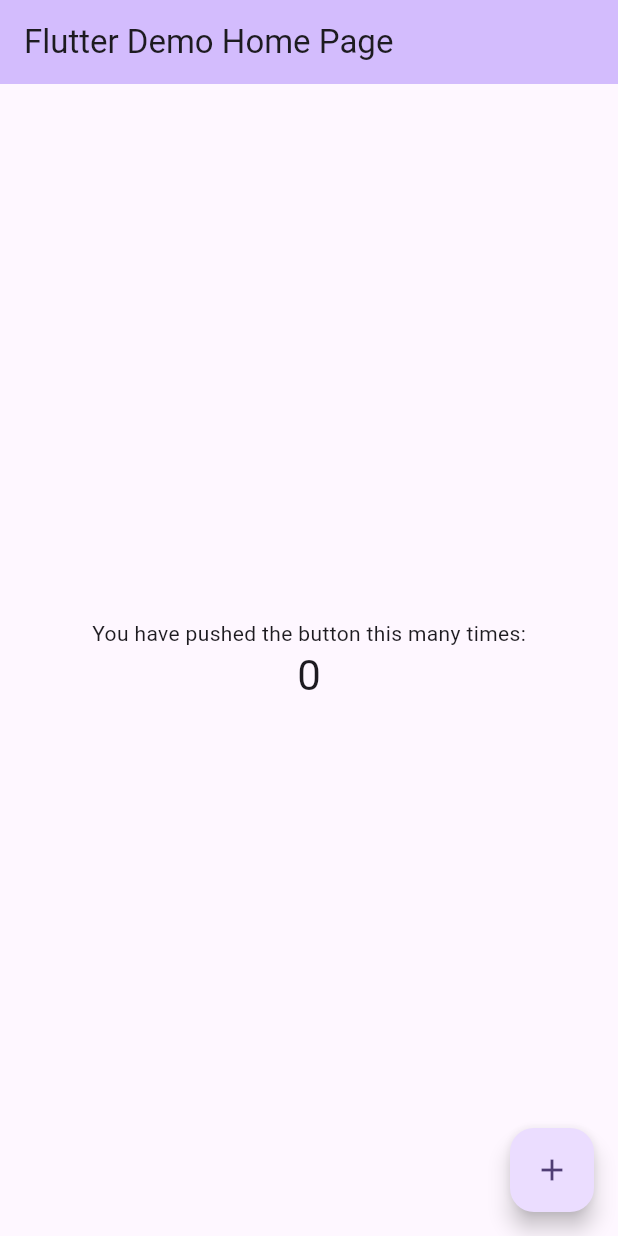
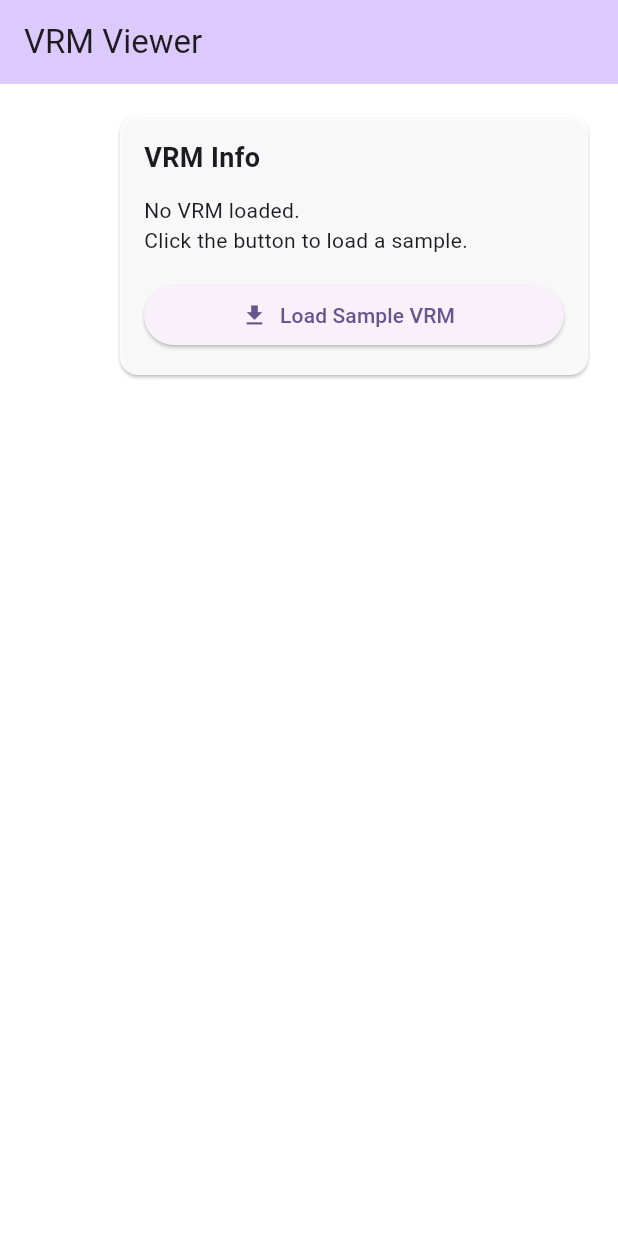
Before and after one commit to onotchi/vrm-polygon-checker, a Flutter app: the screen it shows after launch, on a phone screen of 412 x 824 dp. Run offline on Flutter 3.47's test engine with Material 3 defaults, Android fonts, the phone set to English and light mode, and no system bars; missing offline and left inert: dart:js_interop.

Commit message:
キューブ表示とサンプルVRM表示
キューブ表示とサンプルVRM表示

```diff
--- a/lib/main.dart
+++ b/lib/main.dart
@@ -1,4 +1,20 @@
 import 'package:flutter/material.dart';
+import 'dart:js_interop';
+import 'dart:convert';
+
+// JavaScript interop
+@JS('loadVRM')
+external JSPromise<JSString> _loadVRM(JSString url);
+
+Future<Map<String, dynamic>?> loadVRM(String url) async {
+  try {
+    final result = await _loadVRM(url.toJS).toDart;
+    return jsonDecode(result.toDart) as Map<String, dynamic>;
+  } catch (e) {
+    debugPrint('Error loading VRM: $e');
+    return null;
+  }
+}
 
 void main() {
   runApp(const MyApp());
@@ -7,116 +23,146 @@ void main() {
 class MyApp extends StatelessWidget {
   const MyApp({super.key});
 
-  // This widget is the root of your application.
   @override
   Widget build(BuildContext context) {
     return MaterialApp(
-      title: 'Flutter Demo',
+      title: 'VRM Viewer',
       theme: ThemeData(
-        // This is the theme of your application.
-        //
-        // TRY THIS: Try running your application with "flutter run". You'll see
-        // the application has a purple toolbar. Then, without quitting the app,
-        // try changing the seedColor in the colorScheme below to Colors.green
-        // and then invoke "hot reload" (save your changes or press the "hot
-        // reload" button in a Flutter-supported IDE, or press "r" if you used
-        // the command line to start the app).
-        //
-        // Notice that the counter didn't reset back to zero; the application
-        // state is not lost during the reload. To reset the state, use hot
-        // restart instead.
-        //
-        // This works for code too, not just values: Most code changes can be
-        // tested with just a hot reload.
         colorScheme: ColorScheme.fromSeed(seedColor: Colors.deepPurple),
       ),
-      home: const MyHomePage(title: 'Flutter Demo Home Page'),
+      home: const VRMViewerPage(),
     );
   }
 }
 
-class MyHomePage extends StatefulWidget {
-  const MyHomePage({super.key, required this.title});
-
-  // This widget is the home page of your application. It is stateful, meaning
-  // that it has a State object (defined below) that contains fields that affect
-  // how it looks.
-
-  // This class is the configuration for the state. It holds the values (in this
-  // case the title) provided by the parent (in this case the App widget) and
-  // used by the build method of the State. Fields in a Widget subclass are
-  // always marked "final".
-
-  final String title;
+class VRMViewerPage extends StatefulWidget {
+  const VRMViewerPage({super.key});
 
   @override
-  State<MyHomePage> createState() => _MyHomePageState();
+  State<VRMViewerPage> createState() => _VRMViewerPageState();
 }
 
-class _MyHomePageState extends State<MyHomePage> {
-  int _counter = 0;
+class _VRMViewerPageState extends State<VRMViewerPage> {
+  Map<String, dynamic>? _vrmInfo;
+  bool _isLoading = false;
+  String? _errorMessage;
 
-  void _incrementCounter() {
+  Future<void> _loadSampleVRM() async {
     setState(() {
-      // This call to setState tells the Flutter framework that something has
-      // changed in this State, which causes it to rerun the build method below
-      // so that the display can reflect the updated values. If we changed
-      // _counter without calling setState(), then the build method would not be
-      // called again, and so nothing would appear to happen.
-      _counter++;
+      _isLoading = true;
+      _errorMessage = null;
+    });
+
+    // Sample VRM from three-vrm examples
+    const sampleUrl =
+        'https://pixiv.github.io/three-vrm/packages/three-vrm/examples/models/VRM1_Constraint_Twist_Sample.vrm';
+
+    final info = await loadVRM(sampleUrl);
+
+    setState(() {
+      _isLoading = false;
+      if (info != null && info['error'] == null) {
+        _vrmInfo = info;
+      } else {
+        _errorMessage = info?['error'] ?? 'Failed to load VRM';
+      }
     });
   }
 
   @override
   Widget build(BuildContext context) {
-    // This method is rerun every time setState is called, for instance as done
-    // by the _incrementCounter method above.
-    //
-    // The Flutter framework has been optimized to make rerunning build methods
-    // fast, so that you can just rebuild anything that needs updating rather
-    // than having to individually change instances of widgets.
     return Scaffold(
+      backgroundColor: Colors.transparent,
       appBar: AppBar(
-        // TRY THIS: Try changing the color here to a specific color (to
-        // Colors.amber, perhaps?) and trigger a hot reload to see the AppBar
-        // change color while the other colors stay the same.
-        backgroundColor: Theme.of(context).colorScheme.inversePrimary,
-        // Here we take the value from the MyHomePage object that was created by
-        // the App.build method, and use it to set our appbar title.
-        title: Text(widget.title),
+        backgroundColor: Theme.of(context).colorScheme.inversePrimary.withAlpha(200),
+        title: const Text('VRM Viewer'),
       ),
-      body: Center(
-        // Center is a layout widget. It takes a single child and positions it
-        // in the middle of the parent.
-        child: Column(
-          // Column is also a layout widget. It takes a list of children and
-          // arranges them vertically. By default, it sizes itself to fit its
-          // children horizontally, and tries to be as tall as its parent.
-          //
-          // Column has various properties to control how it sizes itself and
-          // how it positions its children. Here we use mainAxisAlignment to
-          // center the children vertically; the main axis here is the vertical
-          // axis because Columns are vertical (the cross axis would be
-          // horizontal).
-          //
-          // TRY THIS: Invoke "debug painting" (choose the "Toggle Debug Paint"
-          // action in the IDE, or press "p" in the console), to see the
-          // wireframe for each widget.
-          mainAxisAlignment: MainAxisAlignment.center,
-          children: <Widget>[
-            const Text('You have pushed the button this many times:'),
-            Text(
-              '$_counter',
-              style: Theme.of(context).textTheme.headlineMedium,
+      body: Stack(
+        children: [
+          // UI overlay
+          Positioned(
+            right: 16,
+            top: 16,
+            child: Card(
+              color: Colors.white.withAlpha(230),
+              child: Padding(
+                padding: const EdgeInsets.all(16),
+                child: SizedBox(
+                  width: 280,
+                  child: Column(
+                    crossAxisAlignment: CrossAxisAlignment.start,
+                    mainAxisSize: MainAxisSize.min,
+                    children: [
+                      const Text(
+                        'VRM Info',
+                        style: TextStyle(
+                          fontSize: 18,
+                          fontWeight: FontWeight.bold,
+                        ),
+                      ),
+                      const SizedBox(height: 12),
+                      if (_isLoading)
+                        const Center(child: CircularProgressIndicator())
+                      else if (_errorMessage != null)
+                        Text(
+                          _errorMessage!,
+                          style: const TextStyle(color: Colors.red),
+                        )
+                      else if (_vrmInfo != null)
+                        _buildInfoTable()
+                      else
+                        const Text('No VRM loaded.\nClick the button to load a sample.'),
+                      const SizedBox(height: 16),
+                      SizedBox(
+                        width: double.infinity,
+                        child: ElevatedButton.icon(
+                          onPressed: _isLoading ? null : _loadSampleVRM,
+                          icon: const Icon(Icons.download),
+                          label: const Text('Load Sample VRM'),
+                        ),
+                      ),
+                    ],
+                  ),
+                ),
+              ),
             ),
-          ],
-        ),
+          ),
+        ],
       ),
-      floatingActionButton: FloatingActionButton(
-        onPressed: _incrementCounter,
-        tooltip: 'Increment',
-        child: const Icon(Icons.add),
-      ), // This trailing comma makes auto-formatting nicer for build methods.
+    );
+  }
+
+  Widget _buildInfoTable() {
+    return Column(
+      crossAxisAlignment: CrossAxisAlignment.start,
+      children: [
+        _infoRow('Name', _vrmInfo!['name']),
+        _infoRow('Author', _vrmInfo!['author']),
+        const Divider(),
+        _infoRow('Vertices', '${_vrmInfo!['vertexCount']}'),
+        _infoRow('Triangles', '${_vrmInfo!['triangleCount']}'),
+        _infoRow('Meshes', '${_vrmInfo!['meshCount']}'),
+        const Divider(),
+        _infoRow('Bones', '${_vrmInfo!['boneCount']}'),
+        _infoRow('Materials', '${_vrmInfo!['materialCount']}'),
+        _infoRow('Textures', '${_vrmInfo!['textureCount']}'),
+      ],
+    );
+  }
+
+  Widget _infoRow(String label, String value) {
+    return Padding(
+      padding: const EdgeInsets.symmetric(vertical: 4),
+      child: Row(
+        mainAxisAlignment: MainAxisAlignment.spaceBetween,
+        children: [
+          Text(
+            label,
+            style: const TextStyle(fontWeight: FontWeight.w500),
+          ),
+          Text(value),
+        ],
+      ),
     );
   }
 }
```
Also changed, not shown: 2 other files.
